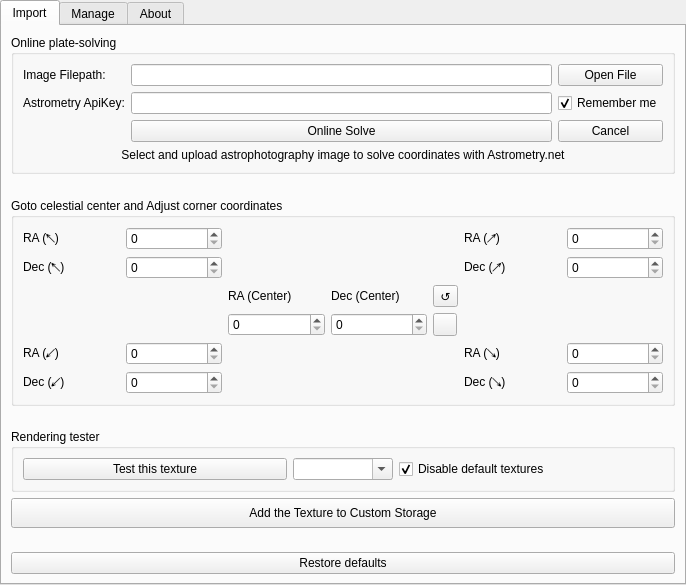
This is plugins/NebulaTextures/src/gui/nebulaTexturesDialog.ui in Stellarium/stellarium as Qt 5 draws it before an edit. The edited form follows.
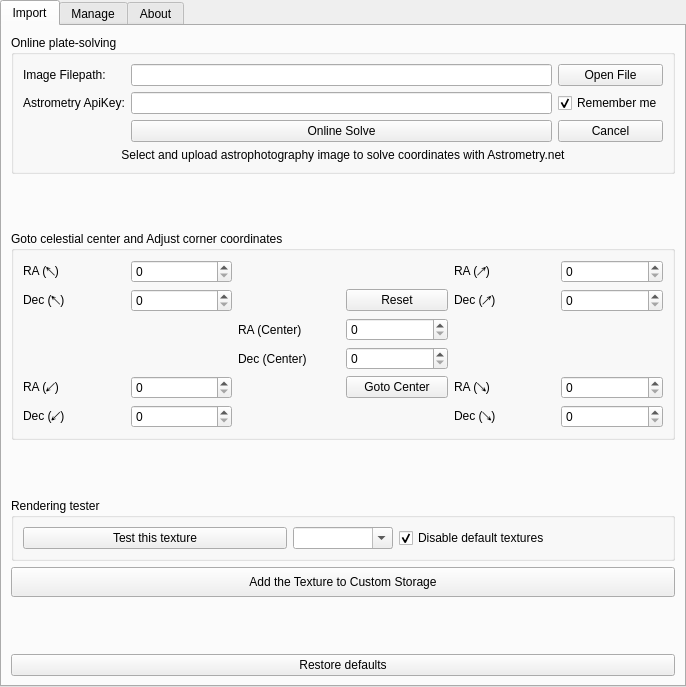
This is the edited form. Icons and pictures are not drawn. Custom widgets are drawn as their Qt base class.

The edit to the form file:
```diff
--- a/plugins/NebulaTextures/src/gui/nebulaTexturesDialog.ui
+++ b/plugins/NebulaTextures/src/gui/nebulaTexturesDialog.ui
@@ -7,7 +7,7 @@
     <x>0</x>
     <y>0</y>
     <width>686</width>
-    <height>585</height>
+    <height>687</height>
    </rect>
   </property>
   <property name="windowTitle">
@@ -167,13 +167,6 @@
          <layout class="QVBoxLayout" name="verticalLayout_9">
           <item>
            <layout class="QGridLayout" name="gridLayout_3">
-            <item row="5" column="5">
-             <widget class="QLabel" name="label_brd">
-              <property name="text">
-               <string>Dec (↘)</string>
-              </property>
-             </widget>
-            </item>
             <item row="1" column="0">
              <widget class="QLabel" name="label_tld">
               <property name="text">
@@ -181,16 +174,6 @@
               </property>
              </widget>
             </item>
-            <item row="2" column="4">
-             <widget class="QToolButton" name="recoverCoordsButton">
-              <property name="toolTip">
-               <string>Recover Plate Solution</string>
-              </property>
-              <property name="text">
-               <string notr="true">↺</string>
-              </property>
-             </widget>
-            </item>
             <item row="4" column="0">
              <widget class="QLabel" name="label_blr">
               <property name="text">
@@ -198,18 +181,6 @@
               </property>
              </widget>
             </item>
-            <item row="2" column="3">
-             <widget class="QLabel" name="label_rd">
-              <property name="font">
-               <font>
-                <pointsize>9</pointsize>
-               </font>
-              </property>
-              <property name="text">
-               <string>Dec (Center)</string>
-              </property>
-             </widget>
-            </item>
             <item row="5" column="0">
              <widget class="QLabel" name="label_bld">
               <property name="text">
@@ -236,55 +207,6 @@
               </property>
              </widget>
             </item>
-            <item row="4" column="5">
-             <widget class="QLabel" name="label_brr">
-              <property name="text">
-               <string>RA (↘)</string>
-              </property>
-             </widget>
-            </item>
-            <item row="1" column="5">
-             <widget class="QLabel" name="label_trd">
-              <property name="text">
-               <string>Dec (↗)</string>
-              </property>
-             </widget>
-            </item>
-            <item row="0" column="5">
-             <widget class="QLabel" name="label_trr">
-              <property name="text">
-               <string>RA (↗)</string>
-              </property>
-             </widget>
-            </item>
-            <item row="0" column="2" colspan="3">
-             <spacer name="horizontalSpacer">
-              <property name="orientation">
-               <enum>Qt::Orientation::Horizontal</enum>
-              </property>
-              <property name="sizeHint" stdset="0">
-               <size>
-                <width>40</width>
-                <height>20</height>
-               </size>
-              </property>
-             </spacer>
-            </item>
-            <item row="3" column="4">
-             <widget class="QToolButton" name="goPushButton">
-              <property name="toolTip">
-               <string>Go to position</string>
-              </property>
-              <property name="text">
-               <string notr="true"/>
-              </property>
-              <property name="icon">
-               <iconset resource="../../../../data/gui/guiRes.qrc">
-                <normaloff>:/graphicGui/uibtProcess.png</normaloff>
-                <disabledoff>:/graphicGui/uibtProcess.png</disabledoff>:/graphicGui/uibtProcess.png</iconset>
-              </property>
-             </widget>
-            </item>
             <item row="0" column="1">
              <widget class="AngleSpinBox" name="topLeftX"/>
             </item>
@@ -297,32 +219,99 @@
             <item row="5" column="1">
              <widget class="AngleSpinBox" name="bottomLeftY"/>
             </item>
-            <item row="0" column="6">
+            <item row="3" column="3">
+             <widget class="AngleSpinBox" name="referY">
+              <property name="enabled">
+               <bool>true</bool>
+              </property>
+             </widget>
+            </item>
+            <item row="2" column="3">
+             <widget class="AngleSpinBox" name="referX">
+              <property name="enabled">
+               <bool>true</bool>
+              </property>
+             </widget>
+            </item>
+            <item row="3" column="2">
+             <widget class="QLabel" name="label_rd">
+              <property name="font">
+               <font>
+                <pointsize>9</pointsize>
+               </font>
+              </property>
+              <property name="text">
+               <string>Dec (Center)</string>
+              </property>
+             </widget>
+            </item>
+            <item row="4" column="3">
+             <widget class="QPushButton" name="goPushButton">
+              <property name="text">
+               <string>Goto Center</string>
+              </property>
+             </widget>
+            </item>
+            <item row="1" column="3">
+             <widget class="QPushButton" name="recoverCoordsButton">
+              <property name="text">
+               <string>Reset</string>
+              </property>
+             </widget>
+            </item>
+            <item row="0" column="2" colspan="2">
+             <spacer name="horizontalSpacer">
+              <property name="orientation">
+               <enum>Qt::Orientation::Horizontal</enum>
+              </property>
+              <property name="sizeHint" stdset="0">
+               <size>
+                <width>40</width>
+                <height>20</height>
+               </size>
+              </property>
+             </spacer>
+            </item>
+            <item row="0" column="4">
+             <widget class="QLabel" name="label_trr">
+              <property name="text">
+               <string>RA (↗)</string>
+              </property>
+             </widget>
+            </item>
+            <item row="1" column="4">
+             <widget class="QLabel" name="label_trd">
+              <property name="text">
+               <string>Dec (↗)</string>
+              </property>
+             </widget>
+            </item>
+            <item row="4" column="4">
+             <widget class="QLabel" name="label_brr">
+              <property name="text">
+               <string>RA (↘)</string>
+              </property>
+             </widget>
+            </item>
+            <item row="5" column="4">
+             <widget class="QLabel" name="label_brd">
+              <property name="text">
+               <string>Dec (↘)</string>
+              </property>
+             </widget>
+            </item>
+            <item row="0" column="5">
              <widget class="AngleSpinBox" name="topRightX"/>
             </item>
-            <item row="1" column="6">
+            <item row="1" column="5">
              <widget class="AngleSpinBox" name="topRightY"/>
             </item>
-            <item row="4" column="6">
+            <item row="4" column="5">
              <widget class="AngleSpinBox" name="bottomRightX"/>
             </item>
-            <item row="5" column="6">
+            <item row="5" column="5">
              <widget class="AngleSpinBox" name="bottomRightY"/>
             </item>
-            <item row="3" column="2">
-             <widget class="AngleSpinBox" name="referX">
-              <property name="enabled">
-               <bool>true</bool>
-              </property>
-             </widget>
-            </item>
-            <item row="3" column="3">
-             <widget class="AngleSpinBox" name="referY">
-              <property name="enabled">
-               <bool>true</bool>
-              </property>
-             </widget>
-            </item>
            </layout>
           </item>
          </layout>
```
Left out of the diff: 4 changed lines with no effect on the pictures.
